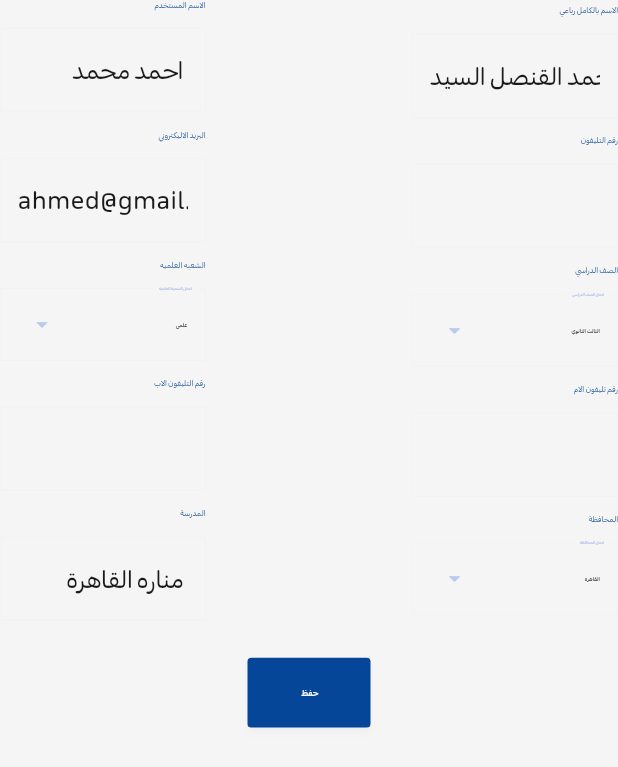
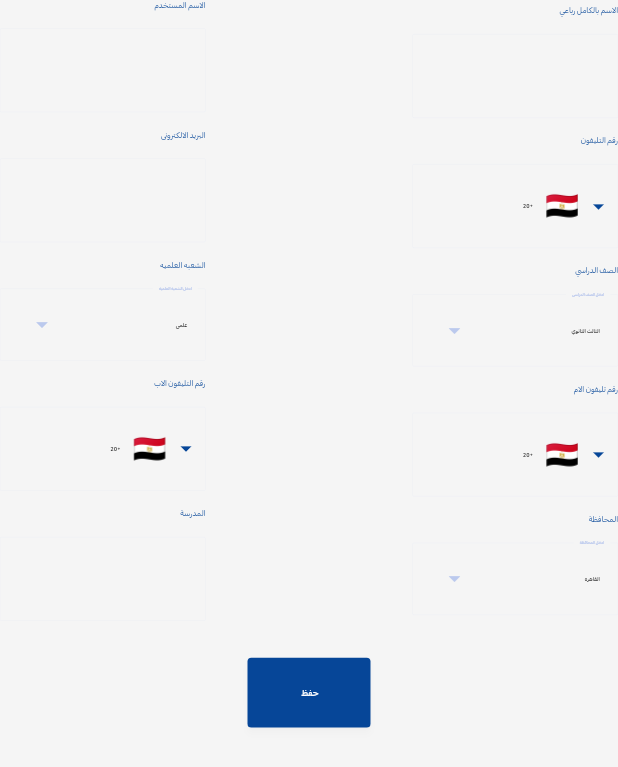
Before and after one commit to TarekLotfy30/assignment-module, a Flutter app: the EditSection widget shown alone on an empty page, opened directly with empty values, on a phone screen of 412 x 824 dp. Shown: the top 767 px of the screen. Run offline on Flutter 3.47's test engine with Material 3 defaults, Android fonts, the phone set to English and light mode, and no system bars; drawn by our look-alikes of intl_phone_field; our stand-ins replace auto_route, bloc, dio, easy_debounce, easy_localization, equatable and 8 more; accounts and stored records are empty; project files that could hold a hidden picture were left out.

Commit message:
feat(profile) : Adds phone number field validation using intl_phone_field

```diff
--- a/lib/features/personal_profile/presentation/widgets/edit_section.dart
+++ b/lib/features/personal_profile/presentation/widgets/edit_section.dart
@@ -1,4 +1,5 @@
 import 'package:flutter/material.dart';
+import 'package:intl_phone_field/intl_phone_field.dart';
 
 import '../controller/profile_bloc.dart';
 import 'form_title.dart';
@@ -18,6 +19,7 @@ class EditSection extends StatelessWidget {
   @override
   Widget build(BuildContext context) {
     return Form(
+      autovalidateMode: AutovalidateMode.onUserInteraction,
       key: _formKey,
       child: Column(
         children: [
@@ -30,20 +32,35 @@ class EditSection extends StatelessWidget {
                   children: [
                     const FormTitle(title: "الاسم بالكامل رباعي"),
                     TextFormField(
-                      initialValue: "احمد محمد القنصل السيد",
                       validator: (value) {
                         if (value == null || value.isEmpty) {
                           return 'الاسم مطلوب';
                         }
                         return null;
                       },
-                      onSaved: (value) {},
-                      autovalidateMode: AutovalidateMode.onUserInteraction,
-                      textInputAction: TextInputAction.next,
                       textDirection: TextDirection.rtl,
                     ),
                     const FormTitle(title: "رقم التليفون"),
-                    TextFormField(),
+                    IntlPhoneField(
+                      disableLengthCheck: true,
+                      initialCountryCode: 'EG',
+                      onChanged: (phone) {
+                        // print(phone.completeNumber);
+                      },
+                      onCountryChanged: (country) {
+                        //print('Country changed to: ' + country.code);
+                      },
+                      validator: (value) {
+                        if (value == null) {
+                          return 'رقم التليفون مطلوب';
+                        }
+                        if (value.isValidNumber()) {
+                          return 'رقم التليفون غير صحيح';
+                        }
+                        return null;
+                      },
+                      onSaved: (value) {},
+                    ),
                     const FormTitle(title: "الصف الدراسي"),
                     DropdownMenu(
                       label: const Text("ادخل الصف الدراسى"),
@@ -66,7 +83,24 @@ class EditSection extends StatelessWidget {
                       ],
                     ),
                     const FormTitle(title: "رقم تليفون الام"),
-                    TextFormField(),
+                    IntlPhoneField(
+                      disableLengthCheck: true,
+                      initialCountryCode: 'EG',
+                      onChanged: (phone) {
+                        // print(phone.completeNumber);
+                      },
+                      onCountryChanged: (country) {
+                        //print('Country changed to: ' + country.code);
+                      },
+                      validator: (value) {
+                        if (value == null) {
+                          return 'رقم التليفون مطلوب';
+                        }
+                        return null;
+                      },
+                      autovalidateMode: AutovalidateMode.onUserInteraction,
+                      onSaved: (value) {},
+                    ),
                     const FormTitle(title: "المحافظة"),
                     DropdownMenu(
                       label: const Text("ادخل المحافظة"),
@@ -93,30 +127,23 @@ class EditSection extends StatelessWidget {
                   children: [
                     const FormTitle(title: "الاسم المستخدم"),
                     TextFormField(
-                      initialValue: "احمد محمد",
                       validator: (value) {
                         if (value == null || value.isEmpty) {
                           return 'الاسم مطلوب';
                         }
                         return null;
                       },
-                      onSaved: (value) {},
                       autovalidateMode: AutovalidateMode.onUserInteraction,
-                      textInputAction: TextInputAction.next,
                       textDirection: TextDirection.rtl,
                     ),
-                    const FormTitle(title: "البريد الاليكتروني"),
+                    const FormTitle(title: "البريد الالكترونى"),
                     TextFormField(
-                      initialValue: "ahmed@gmail.com",
                       validator: (value) {
                         if (value == null || value.isEmpty) {
                           return 'البريد مطلوب';
                         }
                         return null;
                       },
-                      onSaved: (value) {},
-                      autovalidateMode: AutovalidateMode.onUserInteraction,
-                      textInputAction: TextInputAction.next,
                       textDirection: TextDirection.rtl,
                       keyboardType: TextInputType.emailAddress,
                     ),
@@ -132,18 +159,31 @@ class EditSection extends StatelessWidget {
                       ],
                     ),
                     const FormTitle(title: "رقم التليفون الاب"),
-                    TextFormField(),
+                    IntlPhoneField(
+                      disableLengthCheck: true,
+                      initialCountryCode: 'EG',
+                      onChanged: (phone) {
+                        // print(phone.completeNumber);
+                      },
+                      onCountryChanged: (country) {
+                        //print('Country changed to: ' + country.code);
+                      },
+                      validator: (value) {
+                        if (value == null) {
+                          return 'رقم التليفون مطلوب';
+                        }
+                        return null;
+                      },
+                      autovalidateMode: AutovalidateMode.onUserInteraction,
+                    ),
                     const FormTitle(title: "المدرسة"),
                     TextFormField(
-                      initialValue: "مناره القاهرة",
                       validator: (value) {
                         if (value == null || value.isEmpty) {
                           return 'اسم المدرسة مطلوب';
                         }
                         return null;
                       },
-                      autovalidateMode: AutovalidateMode.onUserInteraction,
-                      textInputAction: TextInputAction.next,
                       textDirection: TextDirection.rtl,
                     ),
                   ],
@@ -157,7 +197,6 @@ class EditSection extends StatelessWidget {
             child: ElevatedButton(
               onPressed: () {
                 if (_formKey.currentState!.validate()) {
-                  _formKey.currentState!.save();
                   _blocInstance.add(SaveData());
                 }
               },
--- a/pubspec.yaml
+++ b/pubspec.yaml
@@ -29,6 +29,7 @@ dependencies:
   hive_flutter: ^1.1.0
   bloc: ^9.1.0
   flutter_bloc: ^9.1.1
+  intl_phone_field: ^3.2.0
 
 
 
```
Also changed, not shown: pubspec.lock.
